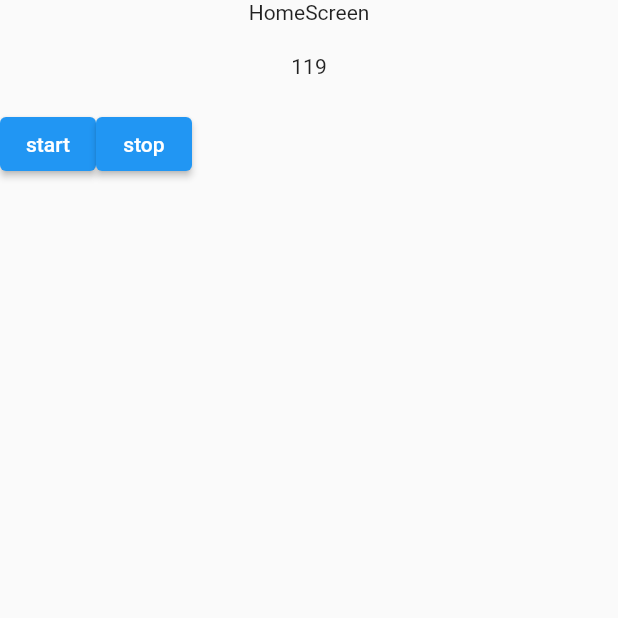
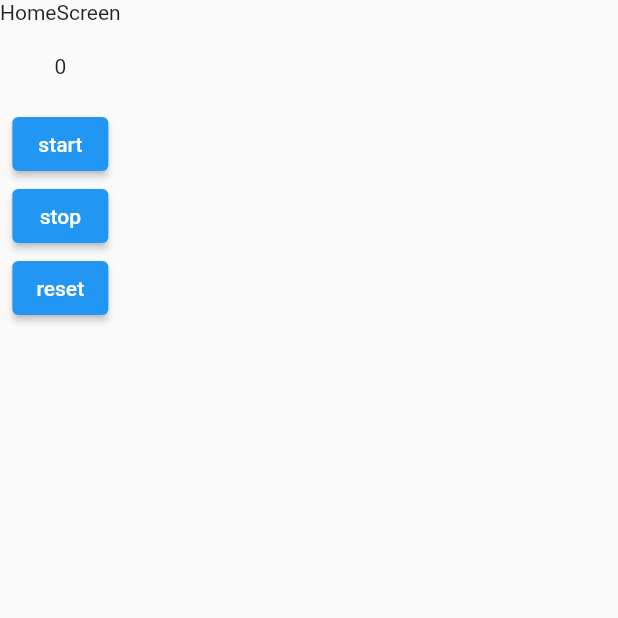
Before and after one commit to hidechy/flutter_timer_start_stop, a Flutter app: the screen it shows after launch, after a tap on "start", on a phone screen of 412 x 824 dp, the top half of it. Run offline on Flutter 3.47's test engine with Material 2 defaults, Android fonts, the phone set to English and light mode, and no system bars; our stand-ins replace freezed_annotation, hooks_riverpod.

Commit message:
commit 1107 1518

```diff
--- a/lib/screens/home_screen.dart
+++ b/lib/screens/home_screen.dart
@@ -1,6 +1,8 @@
+import 'dart:async';
+
 import 'package:flutter/material.dart';
 import 'package:hooks_riverpod/hooks_riverpod.dart';
-import 'dart:async';
+
 import '../state/app_param/app_param_notifier.dart';
 
 // ignore: must_be_immutable
@@ -19,6 +21,10 @@ class HomeScreen extends ConsumerWidget {
 
     var stateCount = ref.watch(appParamProvider.select((value) => value.count));
 
+    if (stateCount >= 20) {
+      _timer?.cancel();
+    }
+
     return Scaffold(
       body: SafeArea(
         child: Column(
@@ -27,21 +33,27 @@ class HomeScreen extends ConsumerWidget {
             const SizedBox(height: 20),
             Text(stateCount.toString()),
             const SizedBox(height: 20),
-            Row(
-              children: [
             ElevatedButton(
-                  onPressed: () {
-                    _startTimer();
-                  },
+              onPressed: () => _startTimer(),
               child: const Text('start'),
+            ),
+            ElevatedButton(
+              onPressed: () => _timer?.cancel(),
+              child: const Text('stop'),
             ),
             ElevatedButton(
               onPressed: () {
                 _timer?.cancel();
+                _timer = Timer(
+                  const Duration(milliseconds: 1500),
+                  () {
+                    count = 0;
+
+                    _ref.read(appParamProvider.notifier).setCount(value: 0);
                   },
-                  child: const Text('stop'),
-                ),
-              ],
+                );
+              },
+              child: const Text('reset'),
             ),
           ],
         ),
@@ -51,8 +63,9 @@ class HomeScreen extends ConsumerWidget {
 
   ///
   void _startTimer() {
-    _timer = Timer.periodic(const Duration(milliseconds: 10), (timer) {
-      _ref.read(appParamProvider.notifier).setCount(value: count++);
-    });
+    _timer = Timer.periodic(
+        const Duration(milliseconds: 1500),
+        (timer) =>
+            _ref.read(appParamProvider.notifier).setCount(value: count++));
   }
 }
```
Lines whose indentation alone changed are shown as unchanged.
